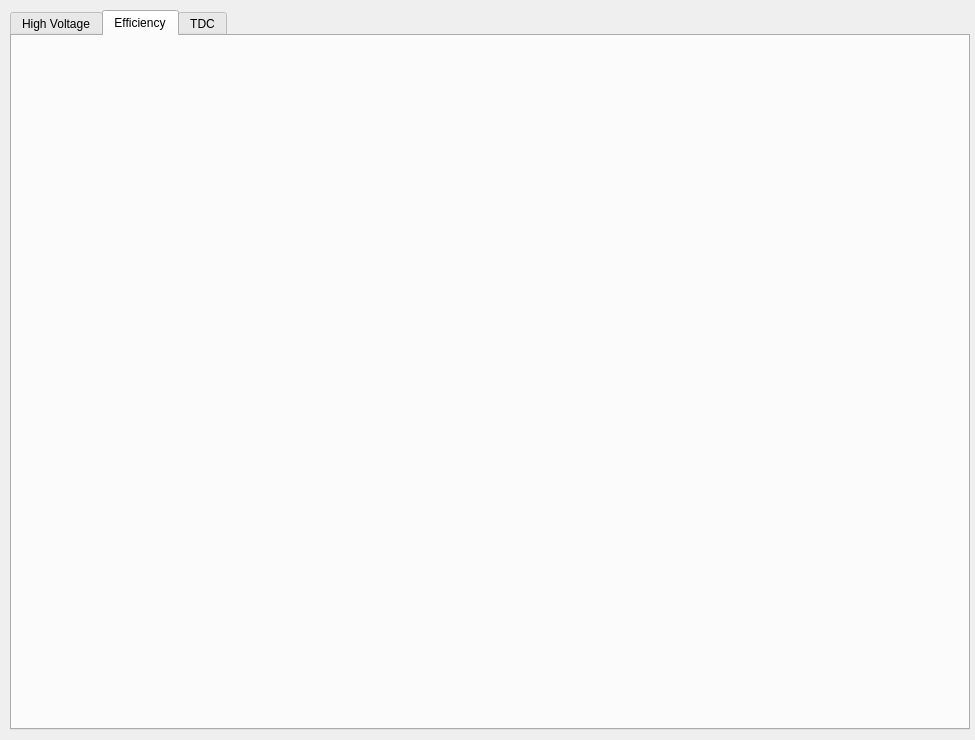
First picture: the form in ui/mainwindow.ui, repository aleonard-cern/MuonExperiments, before the edit.
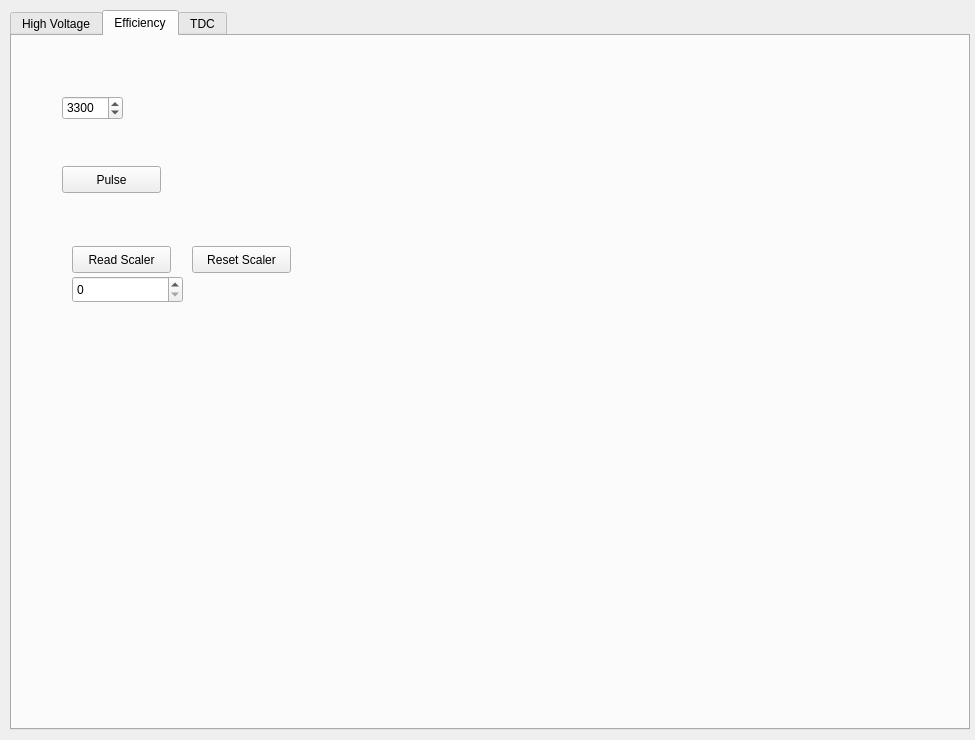
Second picture: the form after the edit. The open tabs and pages were chosen to show the change. Icons and pictures are not drawn. Custom widgets are drawn as their Qt base class.

Commit message: Introducing the scaler

Diff of the .ui file:
```diff
--- a/ui/mainwindow.ui
+++ b/ui/mainwindow.ui
@@ -3317,6 +3317,77 @@
      <attribute name="title">
       <string>Efficiency</string>
      </attribute>
+     <widget class="QSpinBox" name="spinBox_rotary_switches_scaler">
+      <property name="geometry">
+       <rect>
+        <x>50</x>
+        <y>60</y>
+        <width>61</width>
+        <height>24</height>
+       </rect>
+      </property>
+      <property name="maximum">
+       <number>65535</number>
+      </property>
+      <property name="value">
+       <number>13056</number>
+      </property>
+      <property name="displayIntegerBase">
+       <number>16</number>
+      </property>
+     </widget>
+     <widget class="QPushButton" name="pulse_pushButton">
+      <property name="geometry">
+       <rect>
+        <x>50</x>
+        <y>130</y>
+        <width>99</width>
+        <height>27</height>
+       </rect>
+      </property>
+      <property name="text">
+       <string>Pulse</string>
+      </property>
+     </widget>
+     <widget class="QSpinBox" name="scaler_value_spinBox">
+      <property name="geometry">
+       <rect>
+        <x>60</x>
+        <y>240</y>
+        <width>111</width>
+        <height>27</height>
+       </rect>
+      </property>
+      <property name="maximum">
+       <number>99999999</number>
+      </property>
+     </widget>
+     <widget class="QPushButton" name="read_scalaer_value_pushButton">
+      <property name="geometry">
+       <rect>
+        <x>60</x>
+        <y>210</y>
+        <width>99</width>
+        <height>27</height>
+       </rect>
+      </property>
+      <property name="text">
+       <string>Read Scaler</string>
+      </property>
+     </widget>
+     <widget class="QPushButton" name="reset_scaler_pushButton">
+      <property name="geometry">
+       <rect>
+        <x>180</x>
+        <y>210</y>
+        <width>99</width>
+        <height>27</height>
+       </rect>
+      </property>
+      <property name="text">
+       <string>Reset Scaler</string>
+      </property>
+     </widget>
     </widget>
     <widget class="QWidget" name="tab_3">
      <attribute name="title">
```
Left out of the diff: 2 changed lines with no effect on the pictures. The commit also changes 2 other files.
